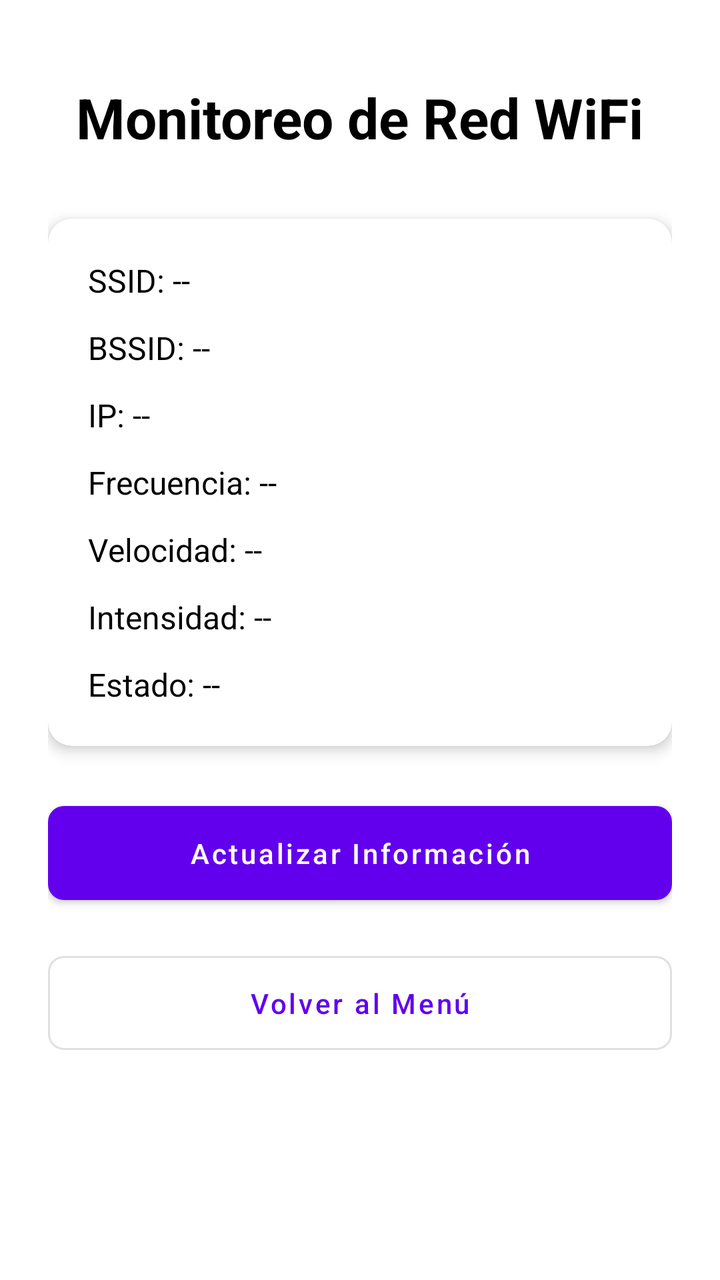
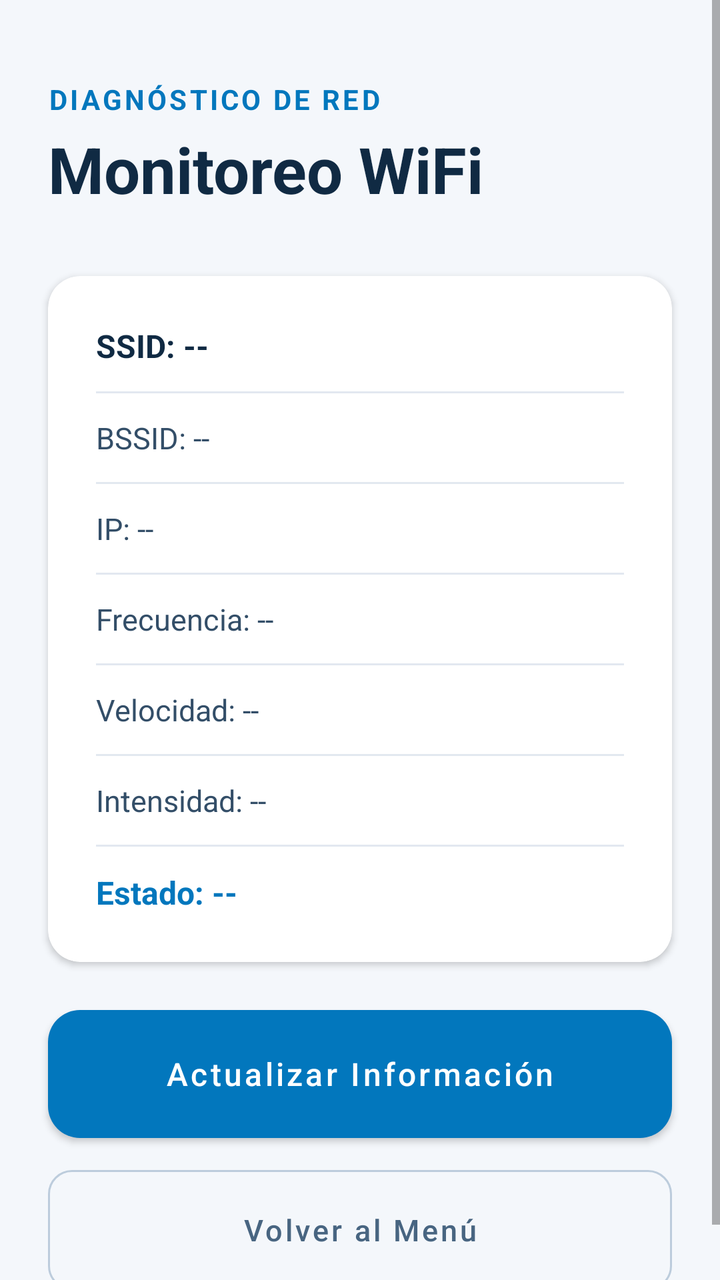

Before-and-after screenshots of an Android layout around one commit, followed by the original layout XML and the change that was made.
<!-- AndroidManifest.xml: activity theme Theme.MaterialComponents.Light.NoActionBar -->
<!-- res/layout/activity_wifi.xml -->
<?xml version="1.0" encoding="utf-8"?>
<ScrollView xmlns:android="http://schemas.android.com/apk/res/android"
    xmlns:app="http://schemas.android.com/apk/res-auto"
    android:layout_width="match_parent"
    android:layout_height="match_parent"
    android:fillViewport="true"
    android:background="@android:color/white">

    <LinearLayout
        android:layout_width="match_parent"
        android:layout_height="wrap_content"
        android:orientation="vertical"
        android:padding="24dp"
        android:gravity="center_horizontal">

        
        <TextView
            android:id="@+id/tvTituloWifi"
            android:layout_width="wrap_content"
            android:layout_height="wrap_content"
            android:text="Monitoreo de Red WiFi"
            android:textSize="28sp"
            android:textStyle="bold"
            android:textColor="@android:color/black"
            android:layout_marginTop="16dp"
            android:layout_marginBottom="32dp" />

        
        <com.google.android.material.card.MaterialCardView
            android:layout_width="match_parent"
            android:layout_height="wrap_content"
            app:cardCornerRadius="12dp"
            app:cardElevation="4dp"
            android:layout_marginBottom="24dp">

            <LinearLayout
                android:layout_width="match_parent"
                android:layout_height="wrap_content"
                android:orientation="vertical"
                android:padding="20dp">

                
                <TextView
                    android:id="@+id/tvSsid"
                    android:layout_width="match_parent"
                    android:layout_height="wrap_content"
                    android:text="SSID: --"
                    android:textSize="16sp"
                    android:paddingBottom="12dp"
                    android:textColor="@android:color/black" />

                
                <TextView
                    android:id="@+id/tvBssid"
                    android:layout_width="match_parent"
                    android:layout_height="wrap_content"
                    android:text="BSSID: --"
                    android:textSize="16sp"
                    android:paddingBottom="12dp"
                    android:textColor="@android:color/black" />

                
                <TextView
                    android:id="@+id/tvIp"
                    android:layout_width="match_parent"
                    android:layout_height="wrap_content"
                    android:text="IP: --"
                    android:textSize="16sp"
                    android:paddingBottom="12dp"
                    android:textColor="@android:color/black" />

                
                <TextView
                    android:id="@+id/tvFrecuencia"
                    android:layout_width="match_parent"
                    android:layout_height="wrap_content"
                    android:text="Frecuencia: --"
                    android:textSize="16sp"
                    android:paddingBottom="12dp"
                    android:textColor="@android:color/black" />

                
                <TextView
                    android:id="@+id/tvVelocidad"
                    android:layout_width="match_parent"
                    android:layout_height="wrap_content"
                    android:text="Velocidad: --"
                    android:textSize="16sp"
                    android:paddingBottom="12dp"
                    android:textColor="@android:color/black" />

                
                <TextView
                    android:id="@+id/tvIntensidad"
                    android:layout_width="match_parent"
                    android:layout_height="wrap_content"
                    android:text="Intensidad: --"
                    android:textSize="16sp"
                    android:paddingBottom="12dp"
                    android:textColor="@android:color/black" />

                
                <TextView
                    android:id="@+id/tvEstado"
                    android:layout_width="match_parent"
                    android:layout_height="wrap_content"
                    android:text="Estado: --"
                    android:textSize="16sp"
                    android:textColor="@android:color/black" />

            </LinearLayout>
        </com.google.android.material.card.MaterialCardView>

        
        <com.google.android.material.button.MaterialButton
            android:id="@+id/btnActualizar"
            android:layout_width="match_parent"
            android:layout_height="wrap_content"
            android:text="Actualizar Información"
            android:textAllCaps="false"
            android:padding="14dp"
            app:cornerRadius="8dp"
            android:layout_marginBottom="16dp" />

        
        <com.google.android.material.button.MaterialButton
            android:id="@+id/btnVolver"
            android:layout_width="match_parent"
            android:layout_height="wrap_content"
            android:text="Volver al Menú"
            android:textAllCaps="false"
            android:padding="14dp"
            app:cornerRadius="8dp"
            style="@style/Widget.MaterialComponents.Button.OutlinedButton"
            android:layout_marginBottom="16dp" />

    </LinearLayout>
</ScrollView>
<!-- resources referenced by this layout -->
<resources>

</resources>

<!-- the commit's change to res/layout/activity_wifi.xml (unified diff, before → after) -->
@@ -4,40 +4,55 @@
     android:layout_width="match_parent"
     android:layout_height="match_parent"
     android:fillViewport="true"
-    android:background="@android:color/white">
+    android:background="#F4F7FB"> 
 
     <LinearLayout
         android:layout_width="match_parent"
         android:layout_height="wrap_content"
         android:orientation="vertical"
-        android:padding="24dp"
-        android:gravity="center_horizontal">
+        android:paddingHorizontal="24dp"
+        android:paddingTop="40dp"
+        android:paddingBottom="24dp"
+        android:clipToPadding="false">
+
+        
+        <TextView
+            android:layout_width="wrap_content"
+            android:layout_height="wrap_content"
+            android:text="Diagnóstico de red"
+            android:textSize="14sp"
+            android:textAllCaps="true"
+            android:letterSpacing="0.1"
+            android:textColor="#0277BD"
+            android:textStyle="bold" />
 
         
         <TextView
             android:id="@+id/tvTituloWifi"
             android:layout_width="wrap_content"
             android:layout_height="wrap_content"
-            android:text="Monitoreo de Red WiFi"
-            android:textSize="28sp"
+            android:text="Monitoreo WiFi"
+            android:textSize="32sp"
             android:textStyle="bold"
-            android:textColor="@android:color/black"
-            android:layout_marginTop="16dp"
+            android:textColor="#102A43"
+            android:layout_marginTop="4dp"
             android:layout_marginBottom="32dp" />
 
         
         <com.google.android.material.card.MaterialCardView
             android:layout_width="match_parent"
             android:layout_height="wrap_content"
-            app:cardCornerRadius="12dp"
-            app:cardElevation="4dp"
+            app:cardCornerRadius="16dp"
+            app:cardElevation="2dp"
+            app:strokeWidth="0dp"
+            app:cardBackgroundColor="#FFFFFF"
             android:layout_marginBottom="24dp">
 
             <LinearLayout
                 android:layout_width="match_parent"
                 android:layout_height="wrap_content"
                 android:orientation="vertical"
-                android:padding="20dp">
+                android:padding="24dp">
 
                 
                 <TextView
@@ -46,8 +61,16 @@
                     android:layout_height="wrap_content"
                     android:text="SSID: --"
                     android:textSize="16sp"
-                    android:paddingBottom="12dp"
-                    android:textColor="@android:color/black" />
+                    android:textStyle="bold"
+                    android:textColor="#102A43" />
+
+                
+                <View
+                    android:layout_width="match_parent"
+                    android:layout_height="1dp"
+                    android:background="#E2E8F0"
+                    android:layout_marginTop="12dp"
+                    android:layout_marginBottom="12dp"/>
 
                 
                 <TextView
@@ -55,9 +78,15 @@
                     android:layout_width="match_parent"
                     android:layout_height="wrap_content"
                     android:text="BSSID: --"
-                    android:textSize="16sp"
-                    android:paddingBottom="12dp"
-                    android:textColor="@android:color/black" />
+                    android:textSize="15sp"
+                    android:textColor="#334E68" />
+
+                <View
+                    android:layout_width="match_parent"
+                    android:layout_height="1dp"
+                    android:background="#E2E8F0"
+                    android:layout_marginTop="12dp"
+                    android:layout_marginBottom="12dp"/>
 
                 
                 <TextView
@@ -65,9 +94,15 @@
                     android:layout_width="match_parent"
                     android:layout_height="wrap_content"
                     android:text="IP: --"
-                    android:textSize="16sp"
-                    android:paddingBottom="12dp"
-                    android:textColor="@android:color/black" />
+                    android:textSize="15sp"
+                    android:textColor="#334E68" />
+
+                <View
+                    android:layout_width="match_parent"
+                    android:layout_height="1dp"
+                    android:background="#E2E8F0"
+                    android:layout_marginTop="12dp"
+                    android:layout_marginBottom="12dp"/>
 
                 
                 <TextView
@@ -75,9 +110,15 @@
                     android:layout_width="match_parent"
                     android:layout_height="wrap_content"
                     android:text="Frecuencia: --"
-                    android:textSize="16sp"
-                    android:paddingBottom="12dp"
-                    android:textColor="@android:color/black" />
+                    android:textSize="15sp"
+                    android:textColor="#334E68" />
+
+                <View
+                    android:layout_width="match_parent"
+                    android:layout_height="1dp"
+                    android:background="#E2E8F0"
+                    android:layout_marginTop="12dp"
+                    android:layout_marginBottom="12dp"/>
 
                 
                 <TextView
@@ -85,9 +126,15 @@
                     android:layout_width="match_parent"
                     android:layout_height="wrap_content"
                     android:text="Velocidad: --"
-                    android:textSize="16sp"
-                    android:paddingBottom="12dp"
-                    android:textColor="@android:color/black" />
+                    android:textSize="15sp"
+                    android:textColor="#334E68" />
+
+                <View
+                    android:layout_width="match_parent"
+                    android:layout_height="1dp"
+                    android:background="#E2E8F0"
+                    android:layout_marginTop="12dp"
+                    android:layout_marginBottom="12dp"/>
 
                 
                 <TextView
@@ -95,9 +142,15 @@
                     android:layout_width="match_parent"
                     android:layout_height="wrap_content"
                     android:text="Intensidad: --"
-                    android:textSize="16sp"
-                    android:paddingBottom="12dp"
-                    android:textColor="@android:color/black" />
+                    android:textSize="15sp"
+                    android:textColor="#334E68" />
+
+                <View
+                    android:layout_width="match_parent"
+                    android:layout_height="1dp"
+                    android:background="#E2E8F0"
+                    android:layout_marginTop="12dp"
+                    android:layout_marginBottom="12dp"/>
 
                 
                 <TextView
@@ -106,33 +159,49 @@
                     android:layout_height="wrap_content"
                     android:text="Estado: --"
                     android:textSize="16sp"
-                    android:textColor="@android:color/black" />
+                    android:textStyle="bold"
+                    android:textColor="#0277BD" />
 
             </LinearLayout>
         </com.google.android.material.card.MaterialCardView>
 
         
+        <Space
+            android:layout_width="match_parent"
+            android:layout_height="0dp"
+            android:layout_weight="1" />
+
+        
         <com.google.android.material.button.MaterialButton
             android:id="@+id/btnActualizar"
             android:layout_width="match_parent"
-            android:layout_height="wrap_content"
+            android:layout_height="64dp"
             android:text="Actualizar Información"
+            android:textColor="@android:color/white"
+            android:textSize="16sp"
             android:textAllCaps="false"
-            android:padding="14dp"
-            app:cornerRadius="8dp"
+            android:insetTop="0dp"
+            android:insetBottom="0dp"
+            app:cornerRadius="16dp"
+            app:backgroundTint="#0277BD"
+            app:elevation="4dp"
             android:layout_marginBottom="16dp" />
 
         
         <com.google.android.material.button.MaterialButton
             android:id="@+id/btnVolver"
-            android:layout_width="match_parent"
-            android:layout_height="wrap_content"
+            style="@style/Widget.MaterialComponents.Button.OutlinedButton"
+            android:layout_width="match_parent"
+            android:layout_height="60dp"
             android:text="Volver al Menú"
+            android:textColor="#486581"
+            android:textSize="15sp"
             android:textAllCaps="false"
-            android:padding="14dp"
-            app:cornerRadius="8dp"
-            style="@style/Widget.MaterialComponents.Button.OutlinedButton"
-            android:layout_marginBottom="16dp" />
+            android:insetTop="0dp"
+            android:insetBottom="0dp"
+            app:cornerRadius="12dp"
+            app:strokeColor="#BCCCDC"
+            app:strokeWidth="1dp" />
 
     </LinearLayout>
 </ScrollView>
